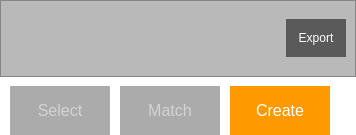
Old version of the form demo/Controls.ui in the repository ialhashim/topo-blend.
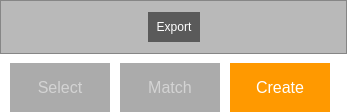
New version of the form. The open tabs and pages were chosen to show the change. Icons and pictures are not drawn.

Patch:
```diff
--- a/demo/Controls.ui
+++ b/demo/Controls.ui
@@ -6,8 +6,8 @@
    <rect>
     <x>0</x>
     <y>0</y>
-    <width>356</width>
-    <height>135</height>
+    <width>347</width>
+    <height>112</height>
    </rect>
   </property>
   <property name="styleSheet">
@@ -22,7 +22,7 @@
 QPushButton { 
 	background:rgb(90,90,90);
 	border: 3px solid rgb(90,90,90);
-	padding: 9px;
+	padding: 5px;
     color: white;
 	font-size: 12px;
 }
@@ -101,6 +101,12 @@
           <enum>QFrame::Raised</enum>
          </property>
          <layout class="QVBoxLayout" name="verticalLayout_2">
+          <property name="topMargin">
+           <number>0</number>
+          </property>
+          <property name="bottomMargin">
+           <number>0</number>
+          </property>
           <item>
            <layout class="QGridLayout" name="gridLayout_3">
             <item row="0" column="1">
@@ -209,9 +215,41 @@
           <enum>QFrame::Raised</enum>
          </property>
          <layout class="QVBoxLayout" name="verticalLayout_3">
+          <property name="topMargin">
+           <number>0</number>
+          </property>
+          <property name="bottomMargin">
+           <number>0</number>
+          </property>
           <item>
            <layout class="QGridLayout" name="gridLayout_4">
+            <item row="0" column="0">
+             <spacer name="horizontalSpacer_4">
+              <property name="orientation">
+               <enum>Qt::Horizontal</enum>
+              </property>
+              <property name="sizeHint" stdset="0">
+               <size>
+                <width>40</width>
+                <height>20</height>
+               </size>
+              </property>
+             </spacer>
+            </item>
             <item row="0" column="2">
+             <spacer name="horizontalSpacer">
+              <property name="orientation">
+               <enum>Qt::Horizontal</enum>
+              </property>
+              <property name="sizeHint" stdset="0">
+               <size>
+                <width>40</width>
+                <height>20</height>
+               </size>
+              </property>
+             </spacer>
+            </item>
+            <item row="0" column="1">
              <widget class="QPushButton" name="exportButton">
               <property name="text">
                <string>Export</string>
@@ -228,32 +266,6 @@
               </property>
              </widget>
             </item>
-            <item row="0" column="0">
-             <spacer name="horizontalSpacer_4">
-              <property name="orientation">
-               <enum>Qt::Horizontal</enum>
-              </property>
-              <property name="sizeHint" stdset="0">
-               <size>
-                <width>40</width>
-                <height>20</height>
-               </size>
-              </property>
-             </spacer>
-            </item>
-            <item row="0" column="1">
-             <spacer name="horizontalSpacer">
-              <property name="orientation">
-               <enum>Qt::Horizontal</enum>
-              </property>
-              <property name="sizeHint" stdset="0">
-               <size>
-                <width>40</width>
-                <height>20</height>
-               </size>
-              </property>
-             </spacer>
-            </item>
            </layout>
           </item>
          </layout>
```
